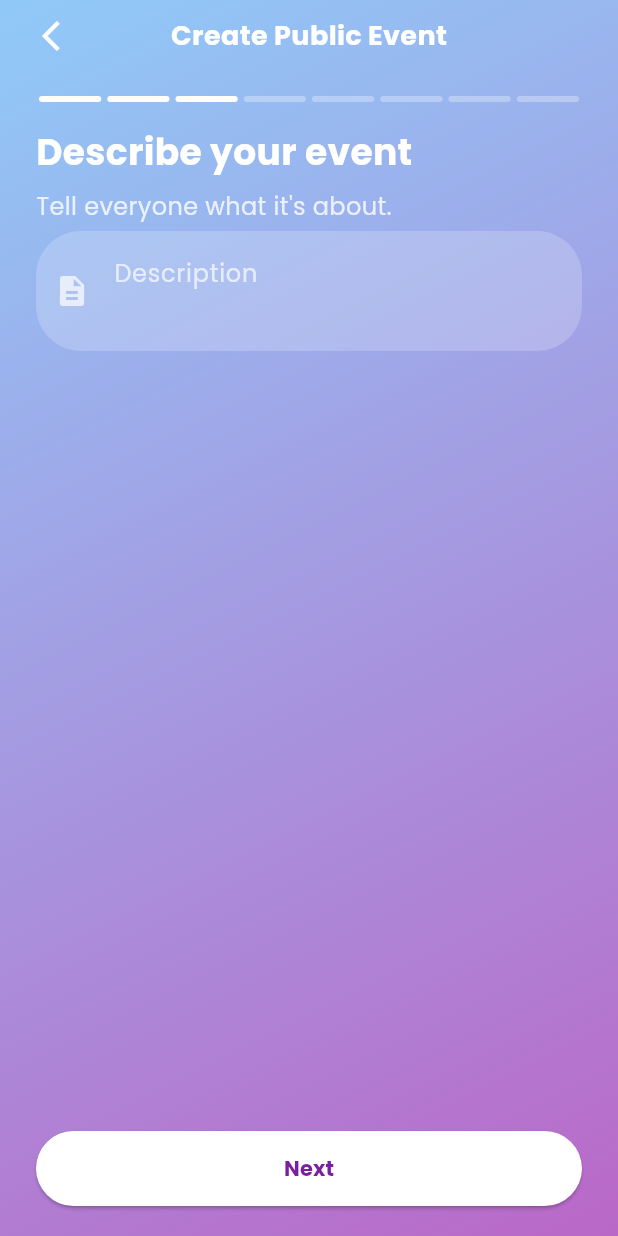
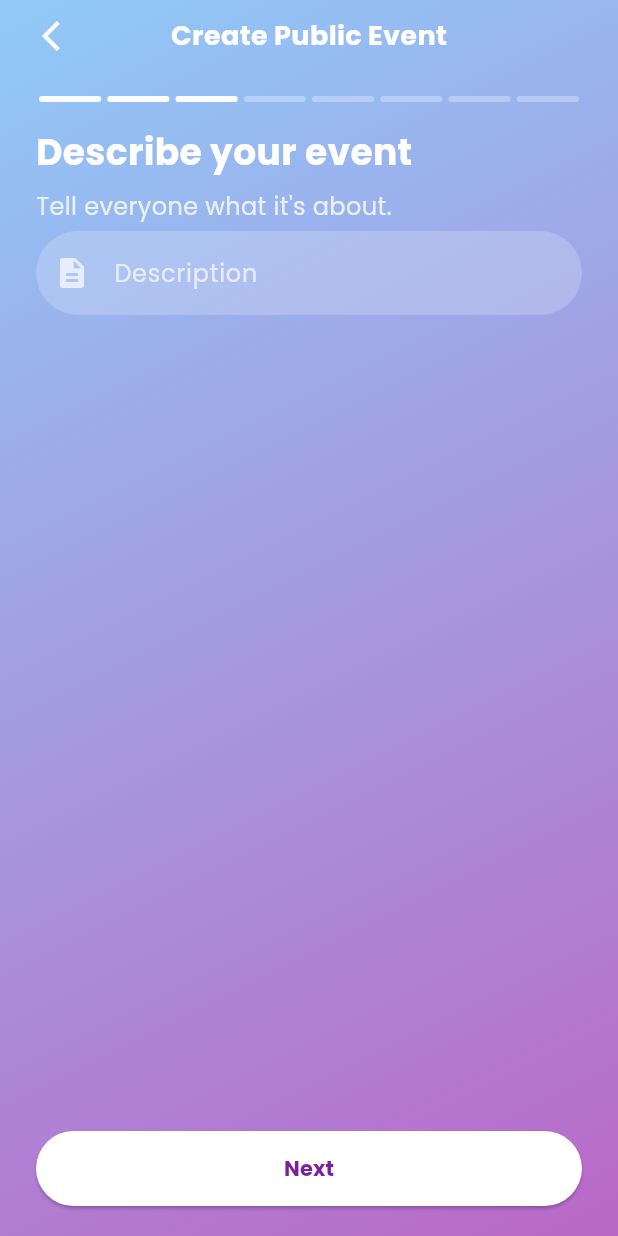
Before and after one commit to Oscasavia/wimbli-app, a Flutter app: the CreateEventPage screen opened directly with empty values, swiped to page 3, on a phone screen of 412 x 824 dp. Run offline on Flutter 3.47's test engine with Material 3 defaults, Android fonts, the light colour scheme and no system bars; our stand-ins replace app_links, cloud_firestore, cloud_functions, firebase_auth, firebase_core, firebase_messaging and 9 more; missing offline and left inert: device_calendar; accounts and stored records are empty; statements that could not run were skipped.

Commit message:
tiny UI adjustments

```diff
--- a/lib/pages/create/create_event_page.dart
+++ b/lib/pages/create/create_event_page.dart
@@ -386,7 +386,8 @@ class _CreateEventPageState extends State<CreateEventPage> {
             hintText: "Description",
             icon: Icons.description,
             keyboardType: TextInputType.multiline, // Enables the 'Enter' key
-            maxLines: 2,
+            maxLines: 5,
+            minLines: 1,
           )),
       _buildStep(
           "Where is it happening?",
--- a/lib/pages/main/chat_page.dart
+++ b/lib/pages/main/chat_page.dart
@@ -1044,7 +1044,7 @@ class _ChatPageState extends State<ChatPage> {
               decoration: BoxDecoration(
                 color: Colors.white.withOpacity(0.1),
                 borderRadius: BorderRadius.circular(25),
-                border: Border.all(color: Colors.white.withOpacity(0.2)),
+                // border: Border.all(color: Colors.white.withOpacity(0.2)),
               ),
               child: TextField(
                 controller: _messageController,
--- a/lib/pages/main/messages_page.dart
+++ b/lib/pages/main/messages_page.dart
@@ -577,11 +577,9 @@ class _MessagesPageState extends State<MessagesPage>
           radius: 28,
           // Using a generic group icon as in TypeScript, or you can use a placeholder image
           backgroundColor: group.isUnread
-              ? Colors.blue.shade300.withOpacity(0.3)
+              ? Colors.blue.shade300.withOpacity(0.5)
               : Colors.white24,
-          child: Icon(Icons.group,
-              color: group.isUnread ? Colors.blue.shade300 : Colors.white70,
-              size: 30),
+          child: Icon(Icons.group, color: Colors.white70, size: 30),
           // If you want to use network images for avatars, you'd need a field in Group model
           // backgroundImage: NetworkImage(group.senderAvatarUrl),
         ),
--- a/lib/widgets/custom_textfield.dart
+++ b/lib/widgets/custom_textfield.dart
@@ -11,6 +11,7 @@ class CustomTextField extends StatelessWidget {
   final TextInputType? keyboardType;
   final List<TextInputFormatter>? inputFormatters;
   final int? maxLines;
+  final int? minLines;
 
   const CustomTextField({
     super.key,
@@ -23,18 +24,20 @@ class CustomTextField extends StatelessWidget {
     this.keyboardType,
     this.inputFormatters,
     this.maxLines = 1,
+    this.minLines = 1,
   });
 
   @override
   Widget build(BuildContext context) {
     return TextField(
-      autocorrect: false,        // turn off the red‑wavy “spell‑check” underlines
+      autocorrect: false, // turn off the red‑wavy “spell‑check” underlines
       enableSuggestions: true,
       controller: controller, // Use the controller
       obscureText: obscureText,
       keyboardType: keyboardType,
       inputFormatters: inputFormatters,
       maxLines: maxLines,
+      minLines: minLines,
       style: const TextStyle(color: Colors.white),
       decoration: InputDecoration(
         hintText: hintText,
@@ -61,7 +64,7 @@ class CustomTextField extends StatelessWidget {
         ),
         focusedBorder: OutlineInputBorder(
           borderRadius: BorderRadius.circular(30),
-          borderSide: const BorderSide(color: Colors.white, width: 2),
+          borderSide: const BorderSide(color: Colors.white, width: 1),
         ),
       ),
     );
```
